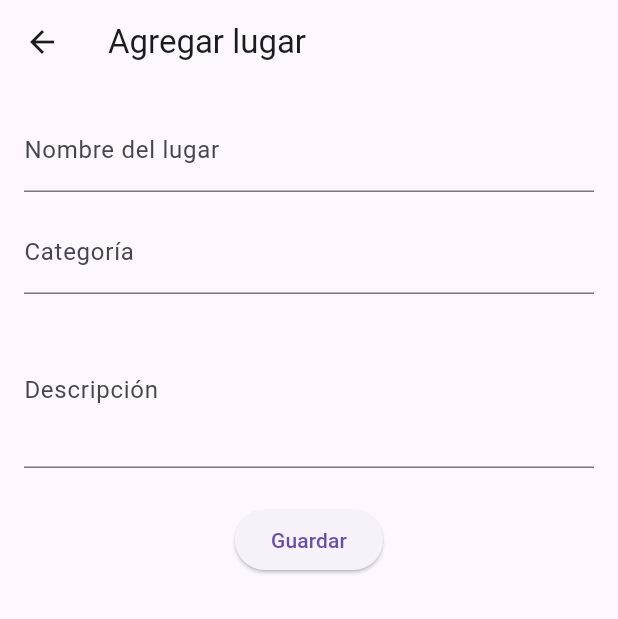
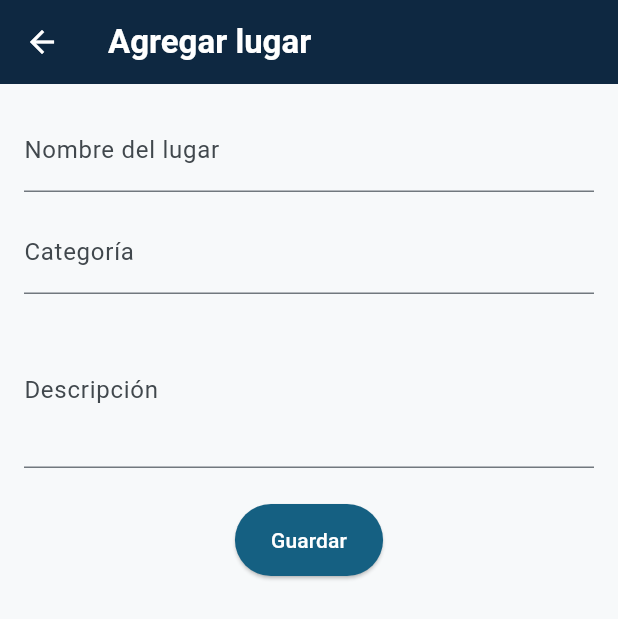
Before and after one commit to rnogales73-ec/exploraapp-demo, a Flutter app: the screen it shows after launch, after a tap on the "add" icon, on a phone screen of 412 x 824 dp. Shown: the top 619 px of the screen. Run offline on Flutter 3.47's test engine with Material 3 defaults, Android fonts, the phone set to English and light mode, and no system bars.

Commit message:
sesion 3

```diff
--- a/lib/main.dart
+++ b/lib/main.dart
@@ -2,6 +2,7 @@ import 'package:flutter/material.dart';
 import 'screens/home_screen.dart';
 import 'screens/map_placeholder_screen.dart';
 import 'screens/favorites_placeholder_screen.dart';
+import 'theme/app_theme.dart';
 
 void main() {
   runApp(const ExploraEcApp());
@@ -14,6 +15,19 @@ class ExploraEcApp extends StatelessWidget {
   Widget build(BuildContext context) {
     return MaterialApp(
       title: 'ExploraEC',
+      // TODO(sesion-03): borra la línea de abajo y descomenta el bloque completo. (Paso 1 — aplicar el tema)
+      // Por qué: ThemeData(useMaterial3: true) es el tema genérico de
+      // Flutter — AppTheme.theme aplica la paleta de colores, tipografía
+      // y espaciado propios de ExploraEC en toda la app de una sola vez,
+      // sin tener que repetir estilos pantalla por pantalla.
+      // theme: ThemeData(useMaterial3: true),
+      theme: AppTheme.theme,
+      // TODO(sesion-03): OPCIONAL — descomenta las dos líneas de abajo (Paso 6 — modo oscuro). No borres nada.
+      // Por qué: darkTheme le da a MaterialApp una segunda paleta, y
+      // ThemeMode.system elige entre las dos según la preferencia del
+      // dispositivo (Ajustes → Pantalla → Tema oscuro), sin código extra.
+      darkTheme: AppTheme.darkTheme,
+      themeMode: ThemeMode.system,
       home: const RootShell(),
     );
   }
@@ -33,23 +47,11 @@ class _RootShellState extends State<RootShell> {
   @override
   Widget build(BuildContext context) {
     return Scaffold(
-      // TODO(sesion-02): borra la línea de abajo y descomenta el bloque completo. (cuerpo según pestaña)
-      // Por qué: un body fijo en HomeScreen ignoraría qué pestaña está
-      // activa — este switch sobre _indiceActual es lo que hace que
-      // BottomNavigationBar (más abajo) realmente cambie de contenido
-      // al tocar cada pestaña, en vez de solo resaltarla.
-      // body: const HomeScreen(),
       body: switch (_indiceActual) {
         0 => const HomeScreen(),
         1 => const MapPlaceholderScreen(),
         _ => const FavoritesPlaceholderScreen(),
       },
-
-      // TODO(sesion-02): borra la línea de abajo y descomenta el bloque completo. (barra inferior)
-      // Por qué: sin este widget no hay pestañas que tocar — junto con
-      // el switch de arriba, BottomNavigationBar alterna entre
-      // Inicio/Mapa/Favoritos sin apilarlas como haría Navigator.push.
-      // bottomNavigationBar: null,
       bottomNavigationBar: BottomNavigationBar(
         currentIndex: _indiceActual,
         onTap: (i) => setState(() => _indiceActual = i),
--- a/lib/models/place.dart
+++ b/lib/models/place.dart
@@ -21,19 +21,12 @@ class Place {
   });
 }
 
-// TODO(sesion-02): borra la línea de abajo y descomenta el bloque completo.
-// Por qué: sin datos de ejemplo no hay nada que dibujar en la lista de
-// Inicio (Paso 4) — estos 6 lugares reales de Quito permiten probar
-// PlaceCard y ListView.builder antes de conectar una fuente de datos
-// real en la Sesión 5.
-// final List<Place> lugaresEjemplo = [];
 final List<Place> lugaresEjemplo = [
   Place(
     id: '1',
     nombre: 'Parque El Ejido',
     categoria: 'Parques',
-    descripcion:
-        'Parque urbano en el centro-norte de Quito, con ferias de arte los fines de semana.',
+    descripcion: 'Parque urbano en el centro-norte de Quito, con ferias de arte los fines de semana.',
     lat: -0.2073,
     lng: -78.4900,
   ),
@@ -41,8 +34,7 @@ final List<Place> lugaresEjemplo = [
     id: '2',
     nombre: 'Café Galletti',
     categoria: 'Cafeterías',
-    descripcion:
-        'Cafetería de especialidad con opciones de trabajo remoto y buen wifi.',
+    descripcion: 'Cafetería de especialidad con opciones de trabajo remoto y buen wifi.',
     lat: -0.1938,
     lng: -78.4869,
   ),
@@ -58,8 +50,7 @@ final List<Place> lugaresEjemplo = [
     id: '4',
     nombre: 'Mercado Central',
     categoria: 'Restaurantes',
-    descripcion:
-        'Mercado tradicional con puestos de comida típica ecuatoriana.',
+    descripcion: 'Mercado tradicional con puestos de comida típica ecuatoriana.',
     lat: -0.2185,
     lng: -78.5110,
   ),
@@ -67,8 +58,7 @@ final List<Place> lugaresEjemplo = [
     id: '5',
     nombre: 'Parque La Carolina',
     categoria: 'Parques',
-    descripcion:
-        'Parque metropolitano con jardín botánico, canchas deportivas y lago para botes.',
+    descripcion: 'Parque metropolitano con jardín botánico, canchas deportivas y lago para botes.',
     lat: -0.1807,
     lng: -78.4859,
   ),
@@ -76,9 +66,31 @@ final List<Place> lugaresEjemplo = [
     id: '6',
     nombre: 'Vista Hermosa',
     categoria: 'Restaurantes',
-    descripcion:
-        'Restaurante con terraza y vista panorámica del Centro Histórico.',
+    descripcion: 'Restaurante con terraza y vista panorámica del Centro Histórico.',
     lat: -0.2199,
     lng: -78.5122,
   ),
 ];
+
+/// Simula una llamada de red (Sesión 3): misma firma que la Sesión 5 va a
+/// usar con la Overpass API real — solo cambia la implementación interna,
+/// la interfaz (`Future<List<Place>>`) no cambia.
+///
+/// [forzarError] y [forzarVacio] existen solo para la práctica de hoy, para
+/// poder demostrar los 3 estados sin depender de una red real.
+// TODO(sesion-03): borra la línea de abajo y descomenta el bloque completo. (Paso 3 — carga simulada)
+// Por qué: la versión de abajo devuelve la lista al instante, sin nunca
+// fallar — no deja ver loading/error/vacío en la práctica. La versión
+// real agrega un delay (para que el loading se note) y los parámetros
+// forzarError/forzarVacio, que simulan los otros dos estados a pedido,
+// sin depender de una red real.
+Future<List<Place>> fetchLugaresSimulado({bool forzarError = false, bool forzarVacio = false}) async {
+  return lugaresEjemplo;
+}
+// Future<List<Place>> fetchLugaresSimulado({bool forzarError = false, bool forzarVacio = false}) async {
+//   await Future.delayed(const Duration(seconds: 1));
+//   if (forzarError) {
+//     throw Exception('No se pudo conectar con el servidor (simulado)');
+//   }
+//   return forzarVacio ? <Place>[] : lugaresEjemplo;
+// }
--- a/lib/screens/home_screen.dart
+++ b/lib/screens/home_screen.dart
@@ -1,10 +1,16 @@
 import 'package:flutter/material.dart';
 import '../models/place.dart';
 import '../widgets/place_card.dart';
+import '../widgets/loading_view.dart';
+import '../widgets/empty_view.dart';
+import '../widgets/error_view.dart';
+import '../theme/app_theme.dart';
 import 'add_place_screen.dart';
 
-/// Pantalla de Inicio: lista de lugares de ejemplo — Sesión 2.
-/// Desde la Sesión 5, esta misma pantalla muestra lugares reales.
+/// Pantalla de Inicio: lista de lugares — Sesión 2 (datos de ejemplo).
+/// Desde la Sesión 3, la carga pasa por una función simulada con estados
+/// loading/vacío/error y un layout responsivo. Desde la Sesión 5, esta
+/// misma pantalla consume la Overpass API real, sin cambiar su estructura.
 class HomeScreen extends StatefulWidget {
   const HomeScreen({super.key});
 
@@ -13,31 +19,110 @@ class HomeScreen extends StatefulWidget {
 }
 
 class _HomeScreenState extends State<HomeScreen> {
+  late Future<List<Place>> _futuroLugares;
+  bool _modoDebugError = false;
+  bool _modoDebugVacio = false;
+
+  @override
+  void initState() {
+    super.initState();
+    _cargar();
+  }
+
+  /// Dispara (o vuelve a disparar) la carga. [_modoDebugError]/[_modoDebugVacio]
+  /// son solo un recurso de esta práctica, para demostrar los 3 estados sin
+  /// depender de una red real — no existen en la versión final de la app.
+  void _cargar() {
+    setState(() {
+      _futuroLugares = fetchLugaresSimulado(forzarError: _modoDebugError, forzarVacio: _modoDebugVacio);
+    });
+  }
+
   @override
   Widget build(BuildContext context) {
     return Scaffold(
-      appBar: AppBar(title: const Text('ExploraEC')),
-      // TODO(sesion-02): borra la línea de abajo y descomenta el bloque completo.
-      // Por qué: el Center de abajo es solo un placeholder — el
-      // ListView.builder real recorre lugaresEjemplo y dibuja un
-      // PlaceCard por cada lugar, construyendo únicamente los ítems
-      // visibles en pantalla, no la lista completa de una vez.
-      // body: const Center(child: Text('Cargando lugares...')),
-      body: ListView.builder(
-        itemCount: lugaresEjemplo.length,
-        itemBuilder: (context, index) =>
-            PlaceCard(place: lugaresEjemplo[index]),
+      appBar: AppBar(
+        title: const Text('ExploraEC'),
+        actions: [
+          PopupMenuButton<String>(
+            tooltip: 'Simular estado (solo práctica)',
+            onSelected: (valor) {
+              _modoDebugError = valor == 'error';
+              _modoDebugVacio = valor == 'vacio';
+              _cargar();
+            },
+            itemBuilder: (context) => const [
+              PopupMenuItem(value: 'normal', child: Text('Simular: normal')),
+              PopupMenuItem(value: 'vacio', child: Text('Simular: vacío')),
+              PopupMenuItem(value: 'error', child: Text('Simular: error')),
+            ],
+          ),
+        ],
       ),
+      // TODO(sesion-03): borra la línea de abajo y descomenta el bloque completo. (Paso 3 — estados loading/vacío/error)
+      // Por qué: el Center fijo de abajo no distingue entre "cargando",
+      // "vacío" y "falló" — el FutureBuilder real inspecciona el estado
+      // del snapshot y dibuja LoadingView/ErrorView/EmptyView según
+      // corresponda, para que la pantalla nunca quede en blanco.
+      body: const Center(child: Text('Cargando lugares...')),
+      // body: FutureBuilder<List<Place>>(
+      //   future: _futuroLugares,
+      //   builder: (context, snapshot) {
+      //     if (snapshot.connectionState == ConnectionState.waiting) {
+      //       return const LoadingView(mensaje: 'Buscando lugares cercanos...');
+      //     }
+      //     if (snapshot.hasError) {
+      //       return ErrorView(mensaje: '${snapshot.error}', onReintentar: _cargar);
+      //     }
+      //     final lugares = snapshot.data ?? [];
+      //     if (lugares.isEmpty) {
+      //       return const EmptyView(mensaje: 'Todavía no hay lugares guardados');
+      //     }
+      //     return _buildLista(lugares);
+      //   },
+      // ),
       floatingActionButton: FloatingActionButton(
         onPressed: () async {
           await Navigator.push(
             context,
             MaterialPageRoute(builder: (context) => const AddPlaceScreen()),
           );
-          setState(() {}); // refresca la lista al volver del formulario
+          _cargar();
         },
         child: const Icon(Icons.add),
       ),
     );
   }
+
+  // TODO(sesion-03): borra la línea de abajo y descomenta el bloque completo. (Paso 4 — layout responsivo)
+  // Por qué: el ListView.builder de abajo es siempre una sola columna,
+  // sin importar el ancho de pantalla — la versión real usa
+  // LayoutBuilder para leer el ancho disponible y elegir ListView
+  // (teléfono angosto) o GridView de 2-3 columnas (pantalla ancha).
+  Widget _buildLista(List<Place> lugares) => ListView.builder(
+        itemCount: lugares.length,
+        itemBuilder: (context, index) => PlaceCard(place: lugares[index]),
+      );
+  // Widget _buildLista(List<Place> lugares) {
+  //   return LayoutBuilder(
+  //     builder: (context, constraints) {
+  //       if (constraints.maxWidth < 600) {
+  //         return ListView.builder(
+  //           itemCount: lugares.length,
+  //           itemBuilder: (context, index) => PlaceCard(place: lugares[index]),
+  //         );
+  //       }
+  //       final columnas = constraints.maxWidth < 900 ? 2 : 3;
+  //       return GridView.builder(
+  //         padding: const EdgeInsets.all(AppSpacing.sm),
+  //         gridDelegate: SliverGridDelegateWithFixedCrossAxisCount(
+  //           crossAxisCount: columnas,
+  //           childAspectRatio: 2.2,
+  //         ),
+  //         itemCount: lugares.length,
+  //         itemBuilder: (context, index) => PlaceCard(place: lugares[index]),
+  //       );
+  //     },
+  //   );
+  // }
 }
--- /dev/null
+++ b/lib/theme/app_theme.dart
@@ -0,0 +1,102 @@
+import 'package:flutter/material.dart';
+
+/// Tema visual de ExploraEC — Sesión 3.
+///
+/// Usa la misma paleta de marca que las diapositivas y documentos del curso
+/// (ver `TECH_STACK.md`): navy para texto/AppBar, teal como color primario,
+/// naranja como acento. Un solo lugar define los colores de toda la app —
+/// cambiar uno aquí lo cambia en cada pantalla que use `Theme.of(context)`.
+class AppTheme {
+  AppTheme._();
+
+  static const Color navy = Color(0xFF0E2841);
+  static const Color teal = Color(0xFF156082);
+  static const Color orange = Color(0xFFE97132);
+  static const Color sky = Color(0xFF0F9ED5);
+
+  static Color get colorPrimario => teal;
+
+  static ThemeData get theme {
+    final colorScheme = ColorScheme.fromSeed(
+      seedColor: teal,
+      primary: teal,
+      secondary: orange,
+      surface: Colors.white,
+    );
+
+    return ThemeData(
+      useMaterial3: true,
+      colorScheme: colorScheme,
+      scaffoldBackgroundColor: const Color(0xFFF7F9FA),
+      appBarTheme: const AppBarTheme(
+        backgroundColor: navy,
+        foregroundColor: Colors.white,
+        elevation: 0,
+      ),
+      textTheme: const TextTheme(
+        titleLarge: TextStyle(fontSize: 22, fontWeight: FontWeight.bold, color: navy),
+        titleMedium: TextStyle(fontSize: 16, fontWeight: FontWeight.bold, color: navy),
+        bodyMedium: TextStyle(fontSize: 14, color: Color(0xFF222222)),
+        bodySmall: TextStyle(fontSize: 12),
+      ),
+      cardTheme: CardThemeData(
+        elevation: 1,
+        shape: RoundedRectangleBorder(borderRadius: BorderRadius.circular(12)),
+      ),
+      elevatedButtonTheme: ElevatedButtonThemeData(
+        style: ElevatedButton.styleFrom(
+          backgroundColor: teal,
+          foregroundColor: Colors.white,
+          minimumSize: const Size(48, 48), // tamaño mínimo de toque accesible
+        ),
+      ),
+    );
+  }
+
+  /// Tema oscuro (Paso 6, opcional). Misma semilla teal que `theme`, pero con
+  /// `Brightness.dark`: Flutter genera la paleta oscura completa y cada widget
+  /// que consulta `Theme.of(context)` la toma sin cambiar una sola línea.
+  /// A propósito NO fija colores de texto ni de fondo — los que fijaba `theme`
+  /// (navy sobre blanco) serían ilegibles sobre un fondo oscuro.
+  static ThemeData get darkTheme {
+    final colorScheme = ColorScheme.fromSeed(
+      seedColor: teal,
+      secondary: orange,
+      brightness: Brightness.dark,
+    );
+
+    return ThemeData(
+      useMaterial3: true,
+      colorScheme: colorScheme,
+      appBarTheme: const AppBarTheme(
+        backgroundColor: navy,
+        foregroundColor: Colors.white,
+        elevation: 0,
+      ),
+      cardTheme: CardThemeData(
+        elevation: 1,
+        shape: RoundedRectangleBorder(borderRadius: BorderRadius.circular(12)),
+      ),
+      elevatedButtonTheme: ElevatedButtonThemeData(
+        style: ElevatedButton.styleFrom(
+          backgroundColor: colorScheme.primary,
+          foregroundColor: colorScheme.onPrimary,
+          minimumSize: const Size(48, 48), // tamaño mínimo de toque accesible
+        ),
+      ),
+    );
+  }
+}
+
+/// Constantes de espaciado — un único lugar para los valores de `EdgeInsets`
+/// y `SizedBox` usados en toda la app, en vez de números sueltos repetidos
+/// en cada widget.
+class AppSpacing {
+  AppSpacing._();
+
+  static const double xs = 4;
+  static const double sm = 8;
+  static const double md = 12;
+  static const double lg = 16;
+  static const double xl = 24;
+}
--- a/lib/widgets/place_card.dart
+++ b/lib/widgets/place_card.dart
@@ -1,9 +1,11 @@
 import 'package:flutter/material.dart';
 import '../models/place.dart';
 import '../screens/detail_screen.dart';
+import '../theme/app_theme.dart';
 
 /// Tarjeta reutilizable que representa un [Place] en cualquier lista de
 /// la app (Inicio, resultados de categoría, etc.) — Sesión 2.
+/// Accesibilidad y colores de marca aplicados en la Sesión 3.
 class PlaceCard extends StatelessWidget {
   final Place place;
   const PlaceCard({super.key, required this.place});
@@ -11,50 +13,53 @@ class PlaceCard extends StatelessWidget {
   @override
   Widget build(BuildContext context) {
     return Card(
-      margin: const EdgeInsets.symmetric(horizontal: 12, vertical: 6),
+      margin: const EdgeInsets.symmetric(horizontal: AppSpacing.md, vertical: AppSpacing.sm),
       child: InkWell(
-        // TODO(sesion-02): borra la línea de abajo y descomenta el bloque completo. (Paso 6 — navegación al Detalle)
-        // Por qué: sin este onTap la tarjeta se ve pero no lleva a
-        // ningún lado — Navigator.push agrega DetailScreen encima de
-        // la pila, pasándole el Place ya completo por su constructor.
-        // onTap: null,
         onTap: () => Navigator.push(
           context,
           MaterialPageRoute(builder: (context) => DetailScreen(place: place)),
         ),
+        // TODO(sesion-03): borra la línea de abajo y descomenta el bloque completo. (Paso 5 — accesibilidad)
+        // Por qué: sin Semantics, un lector de pantalla solo anuncia los
+        // textos sueltos de la tarjeta, sin contexto — el label/hint de
+        // abajo describe la tarjeta completa como un solo elemento
+        // interactivo, con instrucción de qué hace al tocarla.
+        child: _buildContenido(context),
+        // child: Semantics(
+        //   label: '${place.nombre}, categoría ${place.categoria}',
+        //   hint: 'Toca dos veces para ver el detalle',
+        //   button: true,
+        //   excludeSemantics: true,
+        //   child: _buildContenido(context),
+        // ),
+      ),
+    );
+  }
 
-        // TODO(sesion-02): borra la línea de abajo y descomenta el bloque completo. (Paso 5 — cuerpo de la tarjeta)
-        // Por qué: el Padding con texto fijo de abajo es solo un
-        // placeholder que compila — el Row/Column real es la misma
-        // composición Card+Row+Column+Text vista en teoría, con el
-        // nombre envuelto en Expanded para que nunca desborde.
-        // child: const Padding(
-        //   padding: EdgeInsets.all(12),
-        //   child: Text('Cargando tarjeta...'),
-        // ),
-        child: Padding(
-          padding: const EdgeInsets.all(12),
+  Widget _buildContenido(BuildContext context) {
+    final estilos = Theme.of(context).textTheme;
+    return Padding(
+      padding: const EdgeInsets.all(AppSpacing.md),
       child: Row(
         crossAxisAlignment: CrossAxisAlignment.start,
         children: [
-              const Icon(Icons.place, size: 32),
-              const SizedBox(width: 12),
+          Icon(Icons.place, size: 32, color: Theme.of(context).colorScheme.primary),
+          const SizedBox(width: AppSpacing.md),
           Expanded(
             child: Column(
               crossAxisAlignment: CrossAxisAlignment.start,
               children: [
                 Text(
                   place.nombre,
-                      style: const TextStyle(
-                          fontSize: 16, fontWeight: FontWeight.bold),
+                  style: estilos.titleMedium,
                   overflow: TextOverflow.ellipsis,
                 ),
-                    const SizedBox(height: 4),
-                    Text(place.categoria,
-                        style: const TextStyle(color: Colors.grey)),
-                    const SizedBox(height: 4),
+                const SizedBox(height: AppSpacing.xs),
+                Text(place.categoria, style: estilos.bodySmall?.copyWith(color: Theme.of(context).colorScheme.onSurfaceVariant)),
+                const SizedBox(height: AppSpacing.xs),
                 Text(
                   place.descripcion,
+                  style: estilos.bodyMedium,
                   maxLines: 2,
                   overflow: TextOverflow.ellipsis,
                 ),
@@ -63,8 +68,6 @@ class PlaceCard extends StatelessWidget {
           ),
         ],
       ),
-        ),
-      ),
     );
   }
 }
```
Also changed, not shown: lib/screens/add_place_screen.dart (+5 -42 lines), lib/widgets/empty_view.dart (added, +31 -0 lines), lib/widgets/error_view.dart (added, +33 -0 lines), lib/widgets/loading_view.dart (added, +24 -0 lines), 1 other file. Lines whose indentation alone changed are shown as unchanged.
